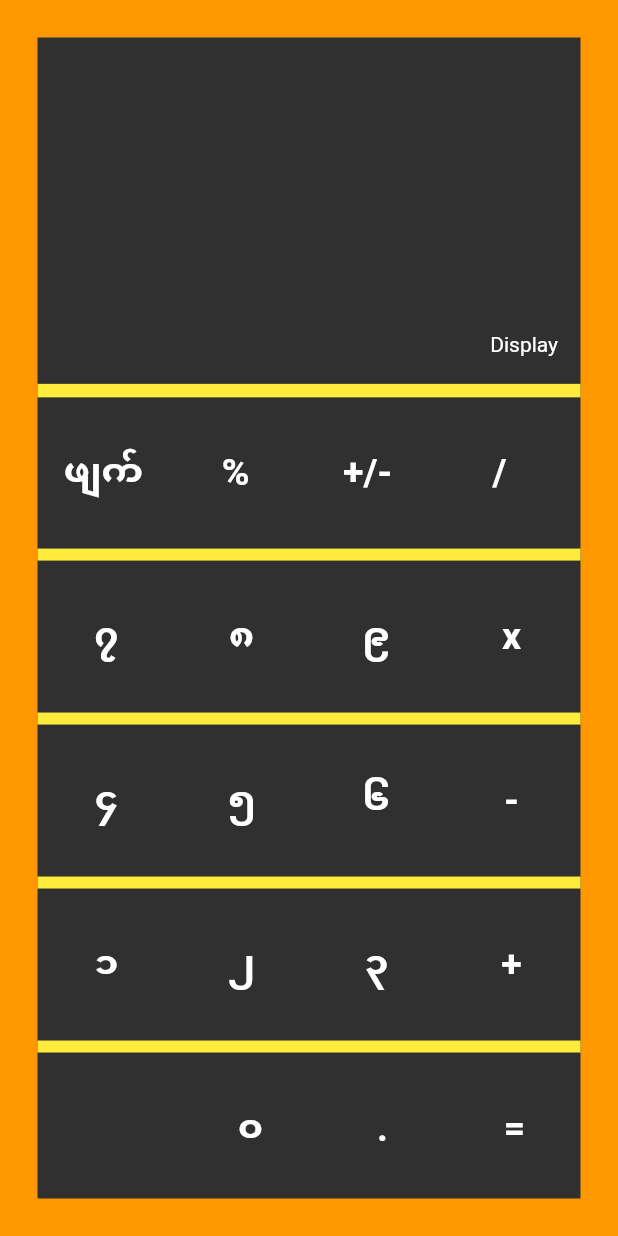
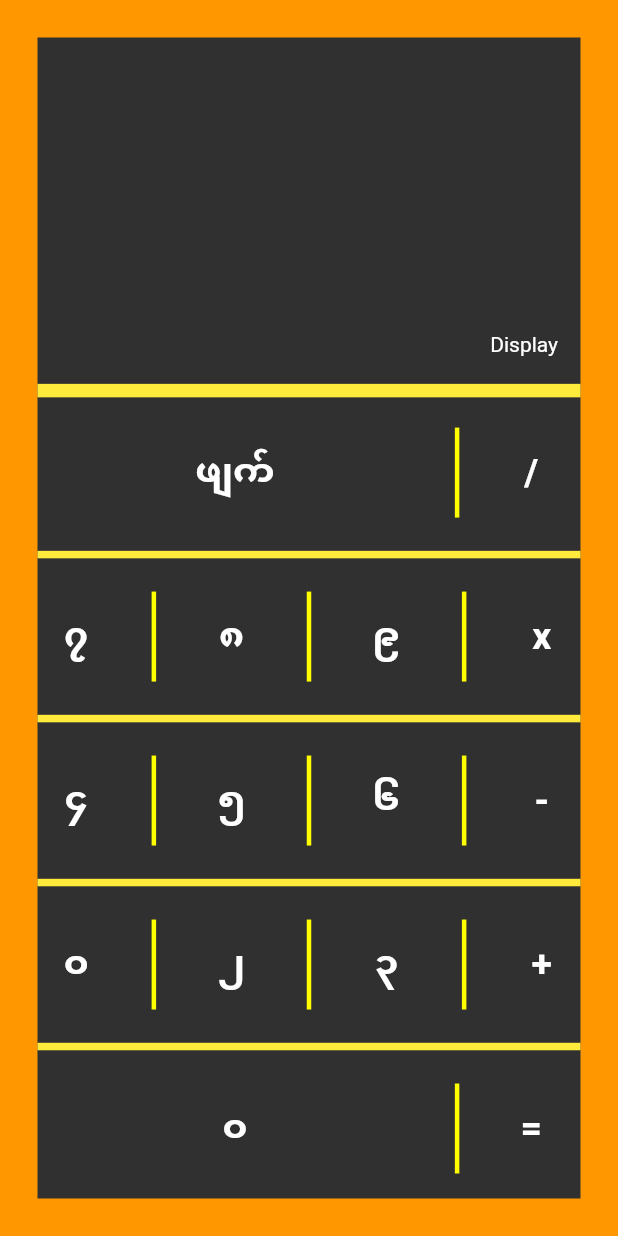
Before and after one commit to theingishwesin/burmese_digits_calculator, a Flutter app: the screen it shows after launch, on a phone screen of 412 x 824 dp. Run offline on Flutter 3.47's test engine with Material 2 defaults, Android fonts, the phone set to English and light mode, and no system bars.

Commit message:
UI Sketch Update

```diff
--- a/lib/app_style.dart
+++ b/lib/app_style.dart
@@ -0,0 +1,7 @@
+import 'package:flutter/material.dart';
+import 'package:flutter/cupertino.dart';
+
+const TextStyle buttonLabelStyle = TextStyle(
+  fontSize: 25.0,
+  fontWeight: FontWeight.bold,
+);
--- a/lib/main.dart
+++ b/lib/main.dart
@@ -1,6 +1,8 @@
 import 'package:flutter/cupertino.dart';
 import 'package:flutter/material.dart';
 import 'package:flutter/widgets.dart';
+
+import 'app_style.dart';
 
 void main() {
   runApp(Burmese_Digits_Calculator());
@@ -39,13 +41,16 @@ class Burmese_Digits_Calculator extends StatelessWidget {
               Expanded(
                 flex: 7,
                 child: Container(
+                  //padding: EdgeInsets.all(4.0),
                   child: Column(
                     mainAxisAlignment: MainAxisAlignment.spaceEvenly,
                     children: <Widget>[
                       Row(
-                        //mainAxisAlignment: MainAxisAlignment.spaceEvenly,
+                        mainAxisAlignment: MainAxisAlignment.center,
                         children: <Widget>[
-                          FlatButton(
+                          Expanded(
+                            flex: 8,
+                            child: FlatButton(
                               onPressed: () {},
                               child: Container(
                                 child: Text(
@@ -57,27 +62,19 @@ class Burmese_Digits_Calculator extends StatelessWidget {
                                 ),
                               ),
                             ),
-                          FlatButton(
-                            onPressed: () {},
+                          ),
+                          Expanded(
                             child: Container(
-                              child: Text("%",
-                                  style: TextStyle(
-                                    fontSize: 25.0,
-                                    fontWeight: FontWeight.bold,
-                                  )),
+                              height: 60.0,
+                              child: VerticalDivider(
+                                thickness: 3.0,
+                                color: Colors.yellowAccent,
                               ),
                             ),
-                          FlatButton(
-                            onPressed: () {},
-                            child: Container(
-                              child: Text("+/-",
-                                  style: TextStyle(
-                                    fontSize: 25.0,
-                                    fontWeight: FontWeight.bold,
-                                  )),
                           ),
-                          ),
-                          FlatButton(
+                          Expanded(
+                            flex: 2,
+                            child: FlatButton(
                               onPressed: () {},
                               child: Container(
                                 child: Text("/",
@@ -86,164 +83,208 @@ class Burmese_Digits_Calculator extends StatelessWidget {
                                       fontWeight: FontWeight.bold,
                                     )),
                               ),
-                          )
-                        ],
-                      ),
-                      Divider(
-                        color: Colors.yellow,
-                        thickness: 8.0,
-                      ),
-                      Row(
-                        mainAxisAlignment: MainAxisAlignment.spaceEvenly,
-                        children: <Widget>[
-                          FlatButton(
-                            onPressed: () {},
-                            child: Container(
-                              child: Text("၇",
-                                  style: TextStyle(
-                                    fontSize: 25.0,
-                                    fontWeight: FontWeight.bold,
-                                  )),
-                            ),
-                          ),
-                          FlatButton(
-                            onPressed: () {},
-                            child: Container(
-                              child: Text("၈",
-                                  style: TextStyle(
-                                    fontSize: 25.0,
-                                    fontWeight: FontWeight.bold,
-                                  )),
-                            ),
-                          ),
-                          FlatButton(
-                            onPressed: () {},
-                            child: Container(
-                              child: Text("၉",
-                                  style: TextStyle(
-                                    fontSize: 25.0,
-                                    fontWeight: FontWeight.bold,
-                                  )),
-                            ),
-                          ),
-                          FlatButton(
-                            onPressed: () {},
-                            child: Container(
-                              child: Text("x",
-                                  style: TextStyle(
-                                    fontSize: 25.0,
-                                    fontWeight: FontWeight.bold,
-                                  )),
                             ),
                           )
                         ],
                       ),
                       Divider(
                         color: Colors.yellow,
-                        thickness: 8.0,
+                        thickness: 5.0,
                       ),
                       Row(
                         mainAxisAlignment: MainAxisAlignment.spaceEvenly,
                         children: <Widget>[
-                          FlatButton(
-                            onPressed: () {},
-                            child: Container(
-                              child: Text("၄",
-                                  style: TextStyle(
-                                    fontSize: 25.0,
-                                    fontWeight: FontWeight.bold,
-                                  )),
+                          Expanded(
+                            child: RegularNumberButton(
+                              isFun: () {
+                                print("It is pressed.");
+                              },
+                              label: "၇",
                             ),
                           ),
-                          FlatButton(
-                            onPressed: () {},
+                          Expanded(
                             child: Container(
-                              child: Text("၅",
-                                  style: TextStyle(
-                                    fontSize: 25.0,
-                                    fontWeight: FontWeight.bold,
-                                  )),
+                              height: 60.0,
+                              child: VerticalDivider(
+                                thickness: 3.0,
+                                color: Colors.yellowAccent,
                               ),
                             ),
-                          FlatButton(
-                            onPressed: () {},
+                          ),
+                          Expanded(
+                            child: RegularNumberButton(
+                                isFun: () {
+                                  print('8 is pressed!');
+                                },
+                                label: "၈"),
+                          ),
+                          Expanded(
                             child: Container(
-                              child: Text("၆",
-                                  style: TextStyle(
-                                    fontSize: 25.0,
-                                    fontWeight: FontWeight.bold,
-                                  )),
+                              height: 60.0,
+                              child: VerticalDivider(
+                                thickness: 3.0,
+                                color: Colors.yellowAccent,
                               ),
                             ),
-                          FlatButton(
-                            onPressed: () {},
+                          ),
+                          Expanded(
+                            child: RegularNumberButton(
+                                isFun: () {
+                                  print('9 is pressed');
+                                },
+                                label: "၉"),
+                          ),
+                          Expanded(
                             child: Container(
-                              child: Text("-",
-                                  style: TextStyle(
-                                    fontSize: 25.0,
-                                    fontWeight: FontWeight.bold,
-                                  )),
+                              height: 60.0,
+                              child: VerticalDivider(
+                                thickness: 3.0,
+                                color: Colors.yellowAccent,
                               ),
+                            ),
+                          ),
+                          Expanded(
+                            child: RegularNumberButton(
+                                isFun: () {
+                                  print('x is pressed.');
+                                },
+                                label: "x"),
                           )
                         ],
                       ),
                       Divider(
                         color: Colors.yellow,
-                        thickness: 8.0,
+                        thickness: 5.0,
                       ),
                       Row(
                         mainAxisAlignment: MainAxisAlignment.spaceEvenly,
                         children: <Widget>[
-                          FlatButton(
-                            onPressed: () {},
+                          Expanded(
+                              child: RegularNumberButton(
+                                  isFun: () {
+                                    print('4 is pressed');
+                                  },
+                                  label: "၄")),
+                          Expanded(
                             child: Container(
-                              child: Text("၁",
-                                  style: TextStyle(
-                                    fontSize: 25.0,
-                                    fontWeight: FontWeight.bold,
-                                  )),
+                              height: 60.0,
+                              child: VerticalDivider(
+                                thickness: 3.0,
+                                color: Colors.yellowAccent,
                               ),
                             ),
-                          FlatButton(
-                            onPressed: () {},
+                          ),
+                          Expanded(
+                              child: RegularNumberButton(
+                                  isFun: () {
+                                    print('5 is pressed');
+                                  },
+                                  label: "၅")),
+                          Expanded(
                             child: Container(
-                              child: Text("၂",
-                                  style: TextStyle(
-                                    fontSize: 25.0,
-                                    fontWeight: FontWeight.bold,
-                                  )),
+                              height: 60.0,
+                              child: VerticalDivider(
+                                thickness: 3.0,
+                                color: Colors.yellowAccent,
                               ),
                             ),
-                          FlatButton(
-                            onPressed: () {},
+                          ),
+                          Expanded(
+                              child: RegularNumberButton(
+                                  isFun: () {
+                                    print('6 is pressed');
+                                  },
+                                  label: "၆")),
+                          Expanded(
                             child: Container(
-                              child: Text("၃",
-                                  style: TextStyle(
-                                    fontSize: 25.0,
-                                    fontWeight: FontWeight.bold,
-                                  )),
+                              height: 60.0,
+                              child: VerticalDivider(
+                                thickness: 3.0,
+                                color: Colors.yellowAccent,
                               ),
                             ),
-                          FlatButton(
-                            onPressed: () {},
-                            child: Container(
-                              child: Text("+",
-                                  style: TextStyle(
-                                    fontSize: 25.0,
-                                    fontWeight: FontWeight.bold,
-                                  )),
                           ),
+                          Expanded(
+                            child: RegularNumberButton(
+                                isFun: () {
+                                  print('- is pressed');
+                                },
+                                label: "-"),
                           )
                         ],
                       ),
                       Divider(
                         color: Colors.yellow,
-                        thickness: 8.0,
+                        thickness: 5.0,
+                      ),
+                      Row(
+                        mainAxisAlignment: MainAxisAlignment.spaceEvenly,
+                        children: <Widget>[
+                          Expanded(
+                            child: RegularNumberButton(
+                                isFun: () {
+                                  print('1 is pressed');
+                                },
+                                label: "၀"),
+                          ),
+                          Expanded(
+                            child: Container(
+                              height: 60.0,
+                              child: VerticalDivider(
+                                thickness: 3.0,
+                                color: Colors.yellowAccent,
+                              ),
+                            ),
+                          ),
+                          Expanded(
+                              child: RegularNumberButton(
+                                  isFun: () {
+                                    print('2 is pressed.');
+                                  },
+                                  label: "၂")),
+                          Expanded(
+                            child: Container(
+                              height: 60.0,
+                              child: VerticalDivider(
+                                thickness: 3.0,
+                                color: Colors.yellowAccent,
+                              ),
+                            ),
+                          ),
+                          Expanded(
+                              child: RegularNumberButton(
+                                  isFun: () {
+                                    print('3 is pressed.');
+                                  },
+                                  label: "၃")),
+                          Expanded(
+                            child: Container(
+                              height: 60.0,
+                              child: VerticalDivider(
+                                thickness: 3.0,
+                                color: Colors.yellowAccent,
+                              ),
+                            ),
+                          ),
+                          Expanded(
+                            child: RegularNumberButton(
+                                isFun: () {
+                                  print('+ is pressed.!');
+                                },
+                                label: "+"),
+                          )
+                        ],
+                      ),
+                      Divider(
+                        color: Colors.yellow,
+                        thickness: 5.0,
                       ),
                       Row(
                         mainAxisAlignment: MainAxisAlignment.end,
                         children: <Widget>[
-                          FlatButton(
+                          Expanded(
+                            flex: 8,
+                            child: FlatButton(
                               onPressed: () {},
                               child: Container(
                                 child: Text("၀",
@@ -253,17 +294,19 @@ class Burmese_Digits_Calculator extends StatelessWidget {
                                     )),
                               ),
                             ),
-                          FlatButton(
-                            onPressed: () {},
+                          ),
+                          Expanded(
                             child: Container(
-                              child: Text(".",
-                                  style: TextStyle(
-                                    fontSize: 25.0,
-                                    fontWeight: FontWeight.bold,
-                                  )),
+                              height: 60.0,
+                              child: VerticalDivider(
+                                thickness: 3.0,
+                                color: Colors.yellowAccent,
                               ),
                             ),
-                          FlatButton(
+                          ),
+                          Expanded(
+                            flex: 2,
+                            child: FlatButton(
                               onPressed: () {},
                               child: Container(
                                 child: Text("=",
@@ -271,6 +314,7 @@ class Burmese_Digits_Calculator extends StatelessWidget {
                                       fontSize: 25.0,
                                       fontWeight: FontWeight.bold,
                                     )),
+                              ),
                             ),
                           )
                         ],
@@ -286,3 +330,19 @@ class Burmese_Digits_Calculator extends StatelessWidget {
     );
   }
 }
+
+class RegularNumberButton extends StatelessWidget {
+  RegularNumberButton({@required this.isFun, @required this.label});
+  final Function isFun;
+  final String label;
+
+  @override
+  Widget build(BuildContext context) {
+    return FlatButton(
+      onPressed: isFun,
+      child: Container(
+        child: Text(label, style: buttonLabelStyle),
+      ),
+    );
+  }
+}
```
Lines whose indentation alone changed are shown as unchanged.
